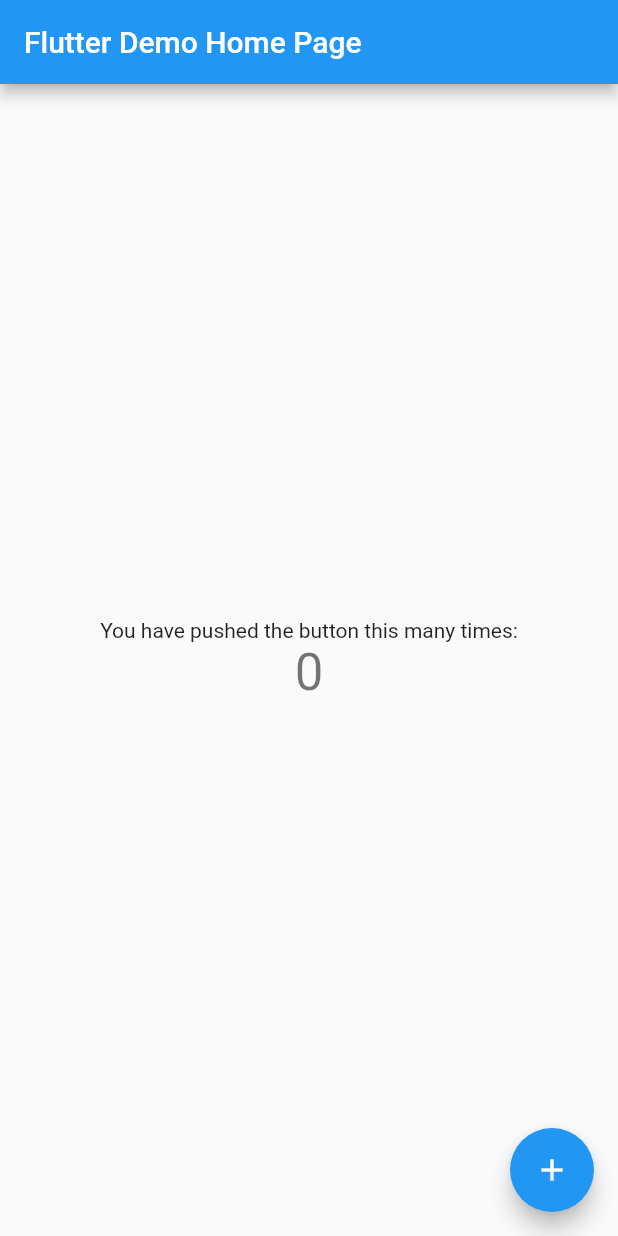
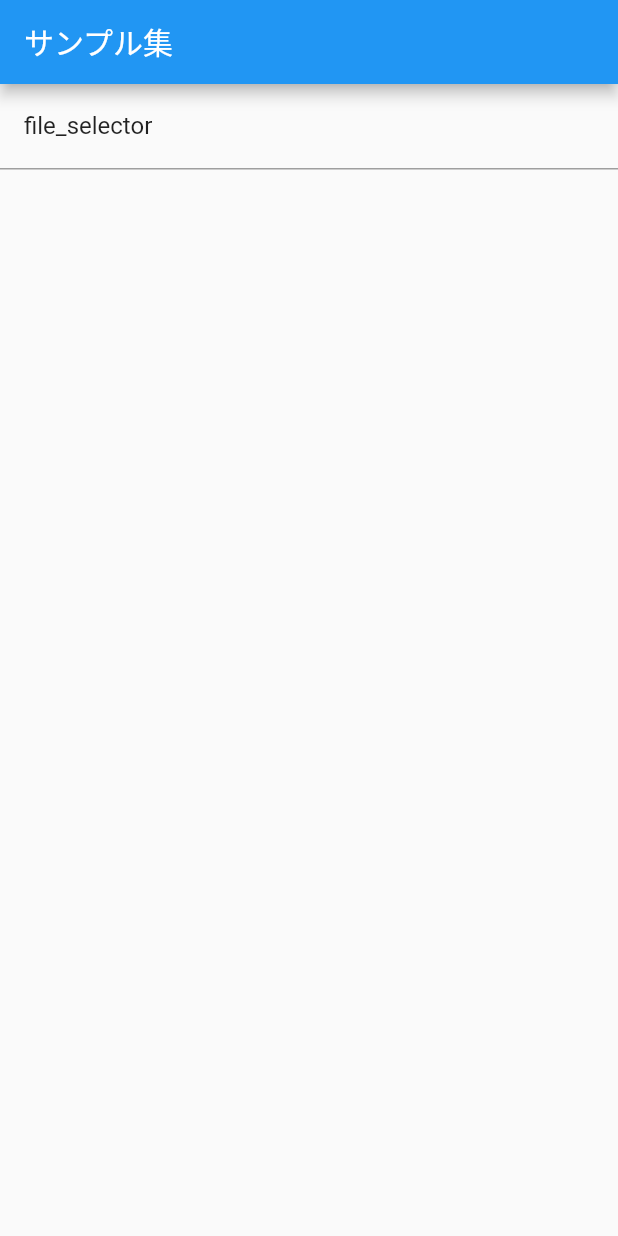
Before and after one commit to morio77/flutter-desktop-samples-mac, a Flutter app: the screen it shows after launch, on a phone screen of 412 x 824 dp. Run offline on Flutter 3.47's test engine with Material 2 defaults, Android fonts, the phone set to English and light mode, and no system bars; missing offline and left inert: file_selector.

Commit message:
file_selectorのサンプルを追加

```diff
--- /dev/null
+++ b/analysis_options.yaml
@@ -0,0 +1 @@
+include: package:pedantic/analysis_options.yaml
--- a/lib/main.dart
+++ b/lib/main.dart
@@ -1,113 +1,58 @@
 import 'package:flutter/material.dart';
+
+import 'functions/file_selector.dart';
 
 void main() {
   runApp(MyApp());
 }
-
 class MyApp extends StatelessWidget {
   // This widget is the root of your application.
   @override
   Widget build(BuildContext context) {
     return MaterialApp(
-      title: 'Flutter Demo',
+      title: 'Flutter for Desktop mac Samples',
       theme: ThemeData(
-        // This is the theme of your application.
-        //
-        // Try running your application with "flutter run". You'll see the
-        // application has a blue toolbar. Then, without quitting the app, try
-        // changing the primarySwatch below to Colors.green and then invoke
-        // "hot reload" (press "r" in the console where you ran "flutter run",
-        // or simply save your changes to "hot reload" in a Flutter IDE).
-        // Notice that the counter didn't reset back to zero; the application
-        // is not restarted.
         primarySwatch: Colors.blue,
       ),
-      home: MyHomePage(title: 'Flutter Demo Home Page'),
+      home: MyHomePage(),
     );
   }
 }
 
-class MyHomePage extends StatefulWidget {
-  MyHomePage({Key key, this.title}) : super(key: key);
-
-  // This widget is the home page of your application. It is stateful, meaning
-  // that it has a State object (defined below) that contains fields that affect
-  // how it looks.
-
-  // This class is the configuration for the state. It holds the values (in this
-  // case the title) provided by the parent (in this case the App widget) and
-  // used by the build method of the State. Fields in a Widget subclass are
-  // always marked "final".
-
-  final String title;
-
-  @override
-  _MyHomePageState createState() => _MyHomePageState();
-}
-
-class _MyHomePageState extends State<MyHomePage> {
-  int _counter = 0;
-
-  void _incrementCounter() {
-    setState(() {
-      // This call to setState tells the Flutter framework that something has
-      // changed in this State, which causes it to rerun the build method below
-      // so that the display can reflect the updated values. If we changed
-      // _counter without calling setState(), then the build method would not be
-      // called again, and so nothing would appear to happen.
-      _counter++;
-    });
-  }
+class MyHomePage extends StatelessWidget {
 
   @override
   Widget build(BuildContext context) {
-    // This method is rerun every time setState is called, for instance as done
-    // by the _incrementCounter method above.
-    //
-    // The Flutter framework has been optimized to make rerunning build methods
-    // fast, so that you can just rebuild anything that needs updating rather
-    // than having to individually change instances of widgets.
+    // いい感じのコンテナを定義
+    Widget _listItem(String titleText, StatefulWidget destinationPage) {
+      return Container(
+        decoration: BoxDecoration(
+          border: Border(
+              bottom: BorderSide(width: 1.0, color: Colors.grey)
+          ),
+        ),
+        child: ListTile(
+          title: Text(titleText),
+          onTap: () =>
+              Navigator.of(context).push(
+                  MaterialPageRoute(builder: (context) => destinationPage)),
+        ),
+      );
+    }
+
+    // リストビューに表示するアイテム
+    final listViewItems = [
+      _listItem('file_selector', FileSelector()),
+    ];
+
     return Scaffold(
-      appBar: AppBar(
-        // Here we take the value from the MyHomePage object that was created by
-        // the App.build method, and use it to set our appbar title.
-        title: Text(widget.title),
-      ),
-      body: Center(
-        // Center is a layout widget. It takes a single child and positions it
-        // in the middle of the parent.
-        child: Column(
-          // Column is also a layout widget. It takes a list of children and
-          // arranges them vertically. By default, it sizes itself to fit its
-          // children horizontally, and tries to be as tall as its parent.
-          //
-          // Invoke "debug painting" (press "p" in the console, choose the
-          // "Toggle Debug Paint" action from the Flutter Inspector in Android
-          // Studio, or the "Toggle Debug Paint" command in Visual Studio Code)
-          // to see the wireframe for each widget.
-          //
-          // Column has various properties to control how it sizes itself and
-          // how it positions its children. Here we use mainAxisAlignment to
-          // center the children vertically; the main axis here is the vertical
-          // axis because Columns are vertical (the cross axis would be
-          // horizontal).
-          mainAxisAlignment: MainAxisAlignment.center,
-          children: <Widget>[
-            Text(
-              'You have pushed the button this many times:',
-            ),
-            Text(
-              '$_counter',
-              style: Theme.of(context).textTheme.headline4,
-            ),
-          ],
+        appBar: AppBar(
+          title: Text('サンプル集'),
         ),
-      ),
-      floatingActionButton: FloatingActionButton(
-        onPressed: _incrementCounter,
-        tooltip: 'Increment',
-        child: Icon(Icons.add),
-      ), // This trailing comma makes auto-formatting nicer for build methods.
+        body: ListView(
+          children: listViewItems,
+        )
     );
+
   }
 }
--- a/pubspec.yaml
+++ b/pubspec.yaml
@@ -28,6 +28,9 @@
   # The following adds the Cupertino Icons font to your application.
   # Use with the CupertinoIcons class for iOS style icons.
   cupertino_icons: ^1.0.2
+  pedantic: ^1.11.0
+  file_selector: ^0.8.2
+  file_selector_macos: ^0.0.4
 
 dev_dependencies:
   flutter_test:
```
Also changed, not shown: lib/functions/file_selector.dart (added, +44 -0 lines), pubspec.lock, 11 other files.
